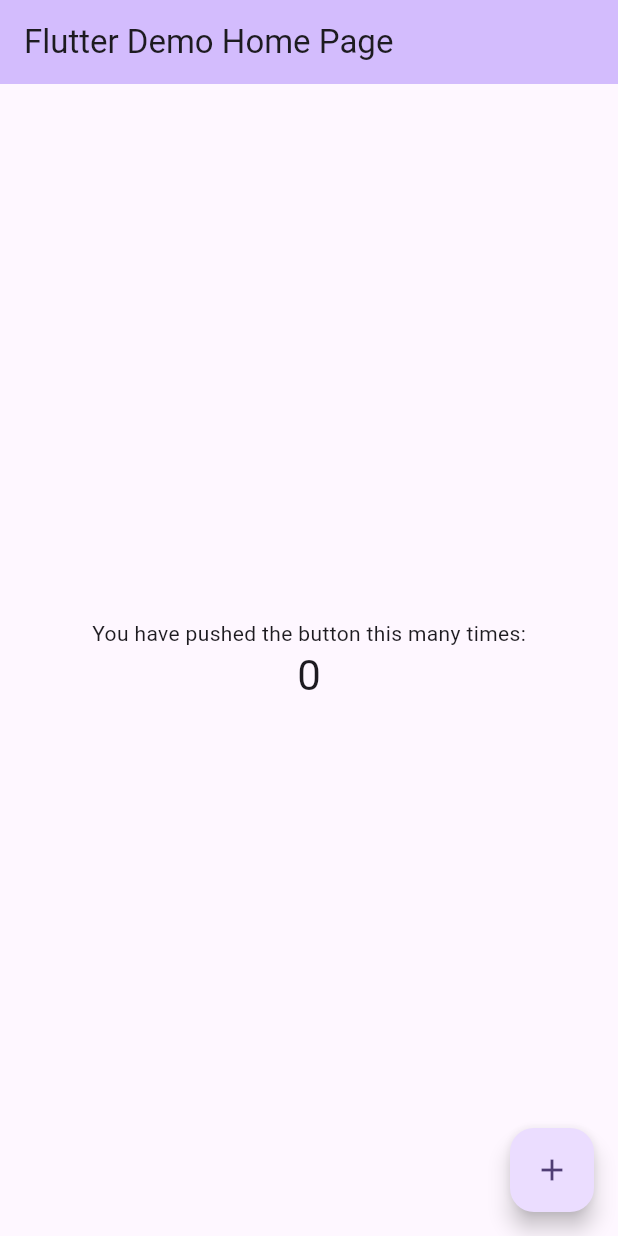
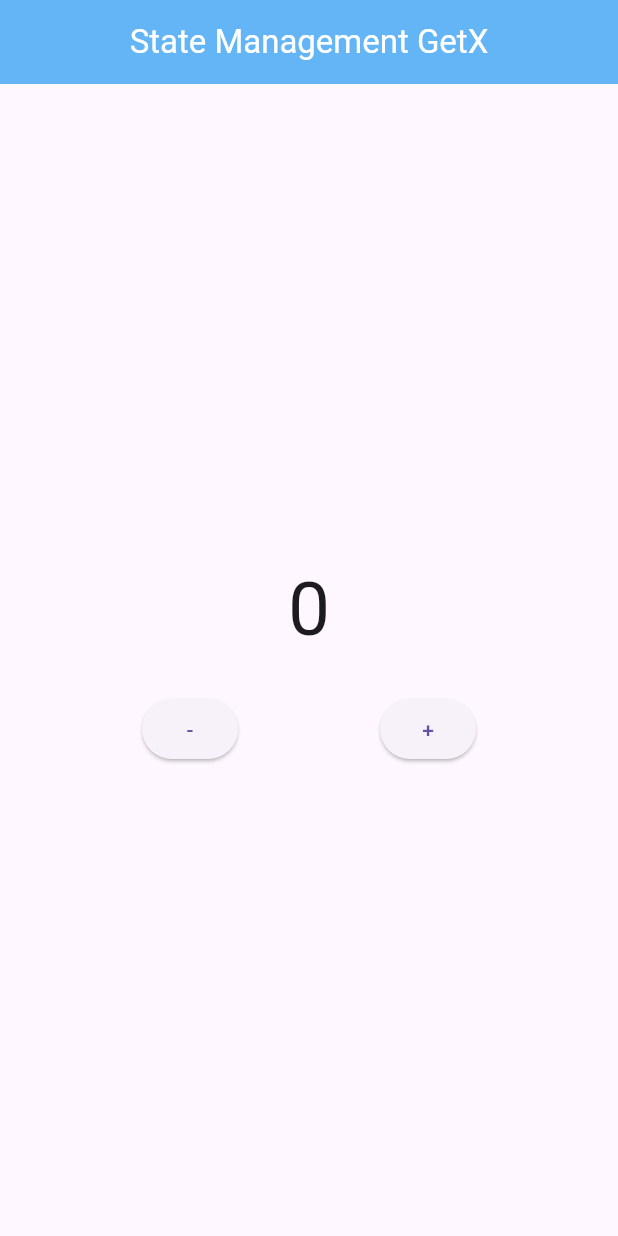
Before and after one commit to pendragonnn/learn-state-management-getx-flutter, a Flutter app: the screen it shows after launch, on a phone screen of 412 x 824 dp. Run offline on Flutter 3.47's test engine with Material 3 defaults, Android fonts, the light colour scheme and no system bars; our stand-ins replace get.

Commit message:
add: stateless vs stateful vs state management

```diff
--- a/lib/main.dart
+++ b/lib/main.dart
@@ -1,125 +1,221 @@
 import 'package:flutter/material.dart';
+import 'package:get/get.dart';
 
 void main() {
-  runApp(const MyApp());
+  runApp(MyApp());
 }
 
+// state management getx implementation
 class MyApp extends StatelessWidget {
   const MyApp({super.key});
 
-  // This widget is the root of your application.
   @override
   Widget build(BuildContext context) {
-    return MaterialApp(
-      title: 'Flutter Demo',
-      theme: ThemeData(
-        // This is the theme of your application.
-        //
-        // TRY THIS: Try running your application with "flutter run". You'll see
-        // the application has a purple toolbar. Then, without quitting the app,
-        // try changing the seedColor in the colorScheme below to Colors.green
-        // and then invoke "hot reload" (save your changes or press the "hot
-        // reload" button in a Flutter-supported IDE, or press "r" if you used
-        // the command line to start the app).
-        //
-        // Notice that the counter didn't reset back to zero; the application
-        // state is not lost during the reload. To reset the state, use hot
-        // restart instead.
-        //
-        // This works for code too, not just values: Most code changes can be
-        // tested with just a hot reload.
-        colorScheme: ColorScheme.fromSeed(seedColor: Colors.deepPurple),
-        useMaterial3: true,
-      ),
-      home: const MyHomePage(title: 'Flutter Demo Home Page'),
+    return GetMaterialApp(
+      home: HomePage(),
     );
   }
 }
 
-class MyHomePage extends StatefulWidget {
-  const MyHomePage({super.key, required this.title});
+// stateless implementation
+// class HomePage extends StatelessWidget {
+//   // const HomePage({super.key});
 
-  // This widget is the home page of your application. It is stateful, meaning
-  // that it has a State object (defined below) that contains fields that affect
-  // how it looks.
+//   int data = 0;
 
-  // This class is the configuration for the state. It holds the values (in this
-  // case the title) provided by the parent (in this case the App widget) and
-  // used by the build method of the State. Fields in a Widget subclass are
-  // always marked "final".
+//   @override
+//   Widget build(BuildContext context) {
+//     return Scaffold(
+//       appBar: AppBar(
+//         backgroundColor: Colors.blue[300],
+//         title: Center(
+//           child: Text(
+//             "Stateless",
+//             style: TextStyle(
+//               color: Colors.white,
+//             ),
+//           ),
+//         ),
+//       ),
+//       body: Center(
+//         child: Column(
+//           mainAxisAlignment: MainAxisAlignment.center,
+//           children: [
+//             Text(
+//               "${data}", // nilai data yang ditampilkan tidak berubah,namun aslinya jika dilihat di debug console nilainya berubah
+//               // diperlukan stateful component agar nilai tampilan data bisa berubah sesuai dengan tombol yang ditekan
+//               style: TextStyle(
+//                 fontSize: 50,
+//               ),
+//             ),
+//             SizedBox(
+//               height: 20,
+//             ),
+//             Row(
+//               mainAxisAlignment: MainAxisAlignment.spaceEvenly,
+//               children: [
+//                 ElevatedButton(
+//                   onPressed: () {
+//                     data -= 1;
+//                     print(data);
+//                   },
+//                   child: Text("-"),
+//                 ),
+//                 ElevatedButton(
+//                   onPressed: () {
+//                     data += 1;
+//                     print(data);
+//                   },
+//                   child: Text("+"),
+//                 ),
+//               ],
+//             )
+//           ],
+//         ),
+//       ),
+//     );
+//   }
+// }
 
-  final String title;
+// stateful implementation
+// class HomePage extends StatefulWidget {
+//   const HomePage({super.key});
 
-  @override
-  State<MyHomePage> createState() => _MyHomePageState();
-}
+//   @override
+//   State<HomePage> createState() => _HomePageState();
+// }
 
-class _MyHomePageState extends State<MyHomePage> {
-  int _counter = 0;
+// class _HomePageState extends State<HomePage> {
+//   int data = 0;
+//   @override
+//   Widget build(BuildContext context) {
+//     // kekurangan stateful
+//     // selalu melakukan render ulang dalam 1 komponen (Scaffold)
+//     print("rendering");
+//     return Scaffold(
+//       appBar: AppBar(
+//         backgroundColor: Colors.blue[300],
+//         title: Center(
+//           child: Text(
+//             "Stateful",
+//             style: TextStyle(
+//               color: Colors.white,
+//             ),
+//           ),
+//         ),
+//       ),
+//       body: Center(
+//         child: Column(
+//           mainAxisAlignment: MainAxisAlignment.center,
+//           children: [
+//             Text(
+//               "${data}",
+//               style: TextStyle(
+//                 fontSize: 50,
+//               ),
+//             ),
+//             SizedBox(
+//               height: 20,
+//             ),
+//             Row(
+//               mainAxisAlignment: MainAxisAlignment.spaceEvenly,
+//               children: [
+//                 ElevatedButton(
+//                   onPressed: () {
+//                     setState(() {
+//                       data += 1;
+//                     });
+//                   },
+//                   child: Text(
+//                     "+",
+//                   ),
+//                 ),
+//                 ElevatedButton(
+//                   onPressed: () {
+//                     setState(() {
+//                       data -= 1;
+//                     });
+//                   },
+//                   child: Text(
+//                     "-",
+//                   ),
+//                 ),
+//               ],
+//             )
+//           ],
+//         ),
+//       ),
+//     );
+//   }
+// }
 
-  void _incrementCounter() {
-    setState(() {
-      // This call to setState tells the Flutter framework that something has
-      // changed in this State, which causes it to rerun the build method below
-      // so that the display can reflect the updated values. If we changed
-      // _counter without calling setState(), then the build method would not be
-      // called again, and so nothing would appear to happen.
-      _counter++;
-    });
-  }
+// state management getx implementation
+class HomePage extends StatelessWidget {
+  // const HomePage({super.key});
+  final myController = Get.put(Controller());
 
   @override
   Widget build(BuildContext context) {
-    // This method is rerun every time setState is called, for instance as done
-    // by the _incrementCounter method above.
-    //
-    // The Flutter framework has been optimized to make rerunning build methods
-    // fast, so that you can just rebuild anything that needs updating rather
-    // than having to individually change instances of widgets.
+    // tidak di-build ulang
+    print("render ulang?");
     return Scaffold(
       appBar: AppBar(
-        // TRY THIS: Try changing the color here to a specific color (to
-        // Colors.amber, perhaps?) and trigger a hot reload to see the AppBar
-        // change color while the other colors stay the same.
-        backgroundColor: Theme.of(context).colorScheme.inversePrimary,
-        // Here we take the value from the MyHomePage object that was created by
-        // the App.build method, and use it to set our appbar title.
-        title: Text(widget.title),
+        backgroundColor: Colors.blue[300],
+        title: Center(
+          child: Text(
+            "State Management GetX",
+            style: TextStyle(
+              color: Colors.white,
+            ),
+          ),
+        ),
       ),
       body: Center(
-        // Center is a layout widget. It takes a single child and positions it
-        // in the middle of the parent.
         child: Column(
-          // Column is also a layout widget. It takes a list of children and
-          // arranges them vertically. By default, it sizes itself to fit its
-          // children horizontally, and tries to be as tall as its parent.
-          //
-          // Column has various properties to control how it sizes itself and
-          // how it positions its children. Here we use mainAxisAlignment to
-          // center the children vertically; the main axis here is the vertical
-          // axis because Columns are vertical (the cross axis would be
-          // horizontal).
-          //
-          // TRY THIS: Invoke "debug painting" (choose the "Toggle Debug Paint"
-          // action in the IDE, or press "p" in the console), to see the
-          // wireframe for each widget.
           mainAxisAlignment: MainAxisAlignment.center,
-          children: <Widget>[
-            const Text(
-              'You have pushed the button this many times:',
+          children: [
+            // bungkus dengan Obx agar terlihat perubahan
+            Obx(
+              () => Text(
+                "${myController.data.value}",
+                style: TextStyle(
+                  fontSize: 50,
+                ),
+              ),
             ),
-            Text(
-              '$_counter',
-              style: Theme.of(context).textTheme.headlineMedium,
+            SizedBox(
+              height: 20,
             ),
+            Row(
+              mainAxisAlignment: MainAxisAlignment.spaceEvenly,
+              children: [
+                ElevatedButton(
+                  onPressed: () {
+                    myController.decrement();
+                  },
+                  child: Text(
+                    "-",
+                  ),
+                ),
+                ElevatedButton(
+                  onPressed: () {
+                    myController.increment();
+                  },
+                  child: Text(
+                    "+",
+                  ),
+                ),
+              ],
+            )
           ],
         ),
       ),
-      floatingActionButton: FloatingActionButton(
-        onPressed: _incrementCounter,
-        tooltip: 'Increment',
-        child: const Icon(Icons.add),
-      ), // This trailing comma makes auto-formatting nicer for build methods.
     );
   }
 }
+
+class Controller extends GetxController {
+  var data = 0.obs; // .bs => state yang akan selalu dipantau perubahannya
+  increment() => data++;
+  decrement() => data--;
+}
--- a/pubspec.yaml
+++ b/pubspec.yaml
@@ -30,6 +30,7 @@ environment:
 dependencies:
   flutter:
     sdk: flutter
+  get: ^4.6.6
 
 
   # The following adds the Cupertino Icons font to your application.
```
Also changed, not shown: pubspec.lock.
